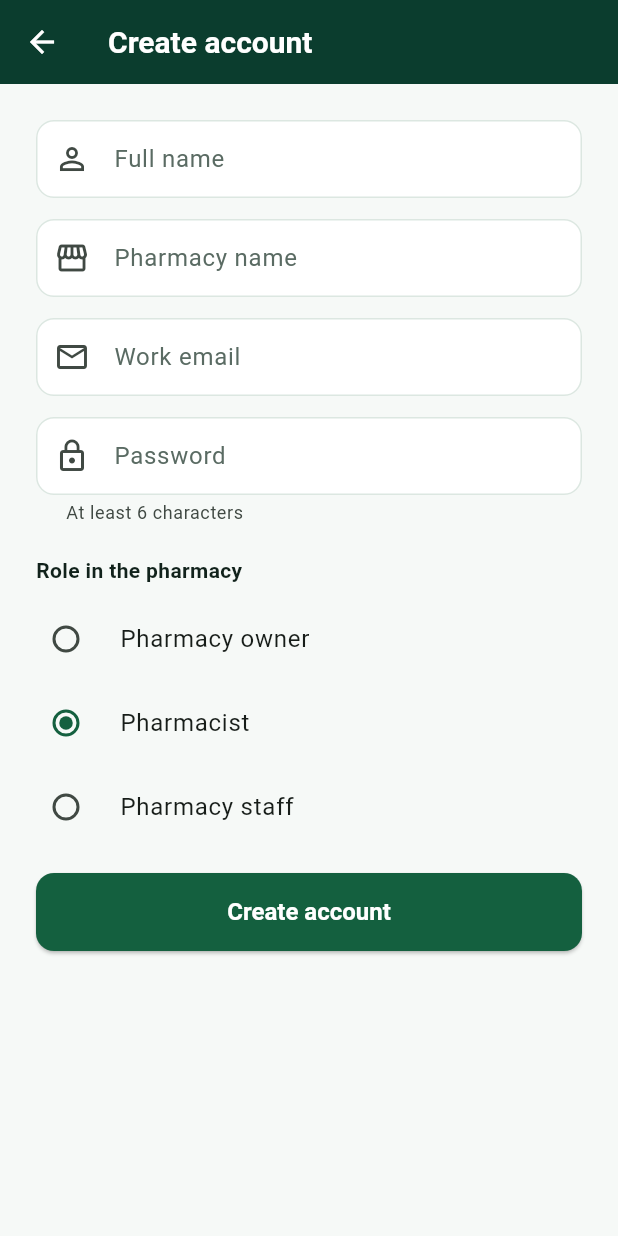
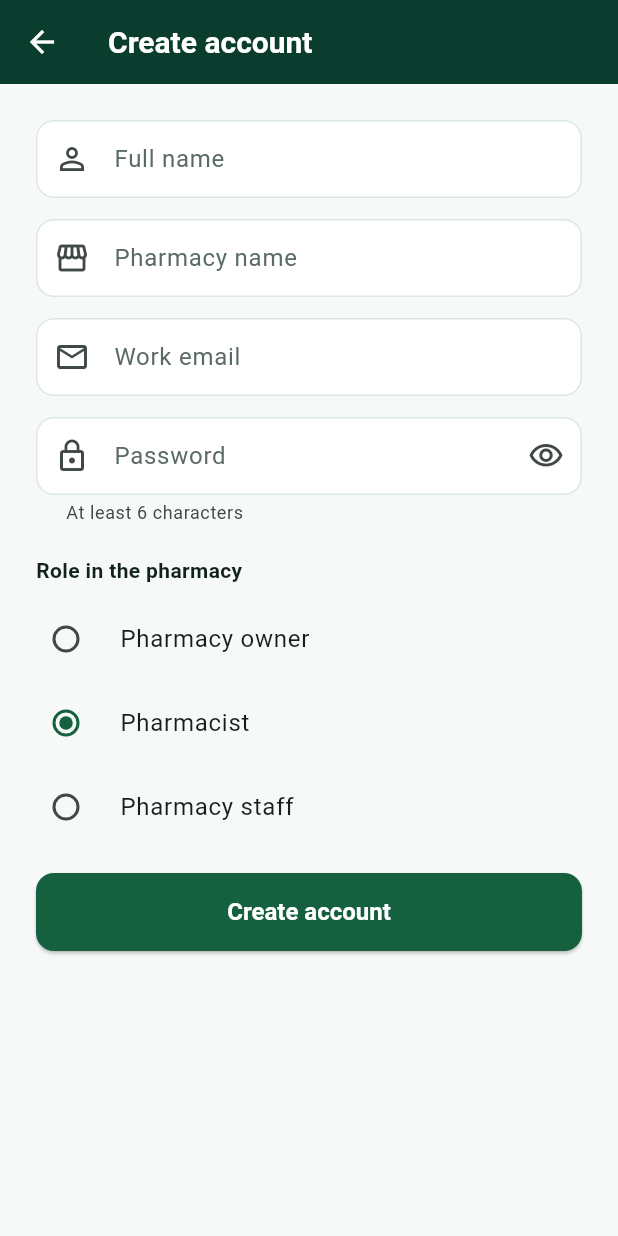
Before and after one commit to Bonnie-Bonhomie/MedVault, a Flutter app: the RegisterScreen screen opened directly, on a phone screen of 412 x 824 dp. Run offline on Flutter 3.47's test engine with Material 3 defaults, Android fonts, the light colour scheme and no system bars; our stand-ins replace cloud_firestore, firebase_auth, firebase_core, firebase_messaging, flutter_local_notifications; accounts and stored records are empty.

Commit message:
Added iconbutton to the password field

```diff
--- a/lib/presentation/register_screen.dart
+++ b/lib/presentation/register_screen.dart
@@ -16,7 +16,7 @@ class _RegisterScreenState extends State<RegisterScreen> {
   final _email = TextEditingController();
   final _password = TextEditingController();
   UserRole _role = UserRole.pharmacist;
-  bool _busy = false;
+  bool _busy = false, _obscure = true;
 
   @override
   void dispose() {
@@ -102,12 +102,20 @@ class _RegisterScreenState extends State<RegisterScreen> {
               const SizedBox(height: 14),
               TextFormField(
                 controller: _password,
-                obscureText: true,
-                decoration: const InputDecoration(
+                obscureText: _obscure,
+                decoration: InputDecoration(
                   labelText: 'Password',
                   helperText: 'At least 6 characters',
                   prefixIcon: Icon(Icons.lock_outline),
+                  suffixIcon: IconButton(
+                    icon: Icon(_obscure
+                        ? Icons.visibility_outlined
+                        : Icons.visibility_off_outlined),
+                    onPressed: () =>
+                        setState(() => _obscure = !_obscure),
+                  ),
                 ),
+
                 validator: (v) => (v == null || v.length < 6)
                     ? 'Password must be at least 6 characters'
                     : null,
```
